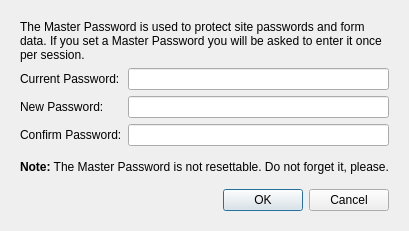
Old version of the form src/lib/autofill/passwordbackends/masterpassworddialog.ui in the repository QupZilla/qupzilla.
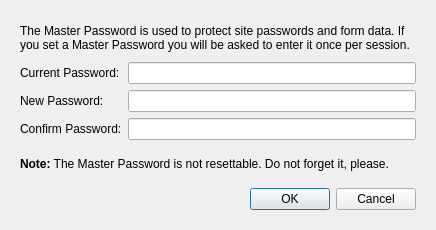
New version of the form. The open tabs and pages were chosen to show the change.

Commit message:
[Master Password Dialog] Set minimum width and height for widget
Fixes issue with possible resize to 1x1 px size

What changed in the file:
```diff
--- a/src/lib/autofill/passwordbackends/masterpassworddialog.ui
+++ b/src/lib/autofill/passwordbackends/masterpassworddialog.ui
@@ -6,10 +6,16 @@
    <rect>
     <x>0</x>
     <y>0</y>
-    <width>343</width>
-    <height>231</height>
+    <width>436</width>
+    <height>230</height>
    </rect>
   </property>
+  <property name="minimumSize">
+   <size>
+    <width>430</width>
+    <height>230</height>
+   </size>
+  </property>
   <property name="windowTitle">
    <string>Encrypted DataBase Settings</string>
   </property>
@@ -113,8 +119,8 @@
          <property name="text">
           <string>&lt;b&gt;Note:&lt;/b&gt; The Master Password is not resettable. Do not forget it, please.</string>
          </property>
-         <property name="textFormat">
-          <enum>Qt::RichText</enum>
+         <property name="wordWrap">
+          <bool>true</bool>
          </property>
         </widget>
        </item>
```
